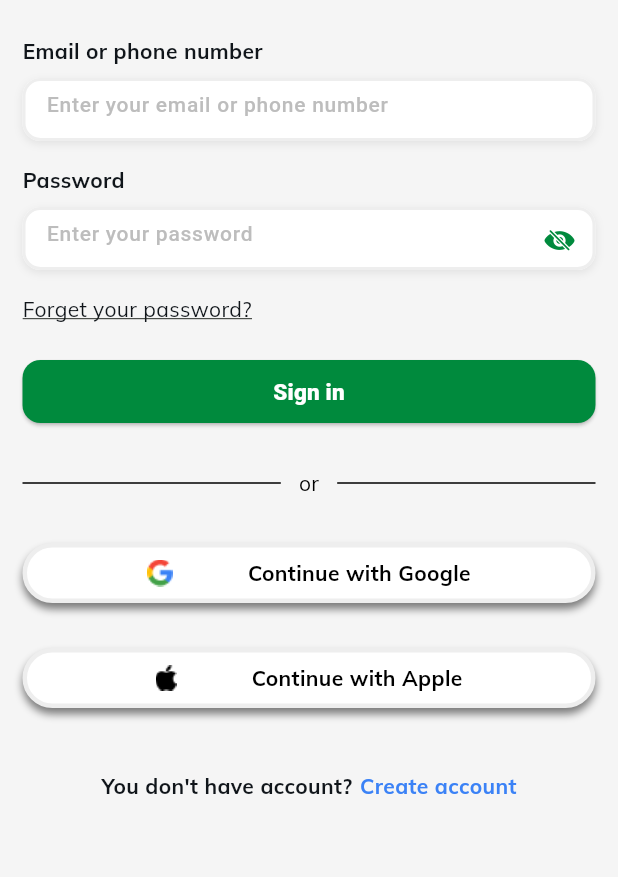
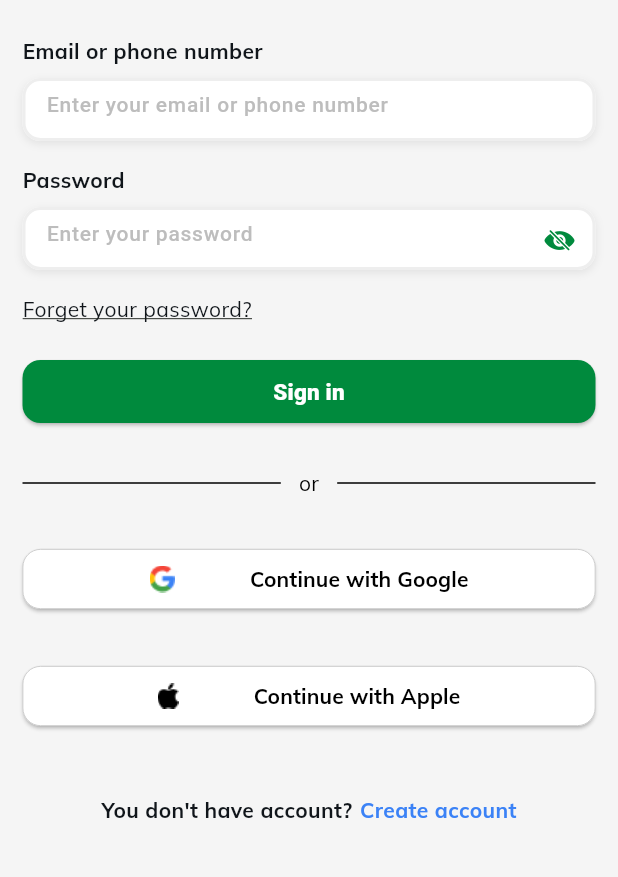
Before and after one commit to Mostafaghozy/kickly, a Flutter app: the LoginView screen opened directly, on a phone screen of 412 x 824 dp, the part 285-1162 px from its top. Run offline on Flutter 3.47's test engine with Material 3 defaults, Android fonts, the phone set to English and light mode, and no system bars; our stand-ins replace device_preview, dropdown_button2, gap; Roboto replaces fonts that are missing (Mulish-ExtraBold.ttf, Mulish-SemiBold.ttf).

Commit message:
update login UI layout

```diff
--- a/lib/features/auth/widgets/google_sign_in_button.dart
+++ b/lib/features/auth/widgets/google_sign_in_button.dart
@@ -19,28 +19,14 @@
   Widget build(BuildContext context) {
     final isLight = Theme.of(context).brightness == Brightness.light;
 
-    return GestureDetector(
-      onTap: onPressed,
-      child: Container(
-        width: double.infinity,
-        height: 40,
-        decoration: BoxDecoration(
-          color: isLight ? Colors.white : Colors.grey.shade900,
-          borderRadius: BorderRadius.circular(20),
-          border: Border.all(
-            color: Colors.grey.shade200,
-            width: isLight ? 3 : 1,
+    return ElevatedButton(
+      onPressed: onPressed,
+      style: ElevatedButton.styleFrom(
+        backgroundColor: isLight ? Colors.white : Colors.grey.shade900,
+        shape: RoundedRectangleBorder(
+          borderRadius: BorderRadius.circular(12),
+          side: BorderSide(color: Colors.grey.shade400, width: 0.5),
         ),
-          boxShadow: [
-            BoxShadow(
-              color: isLight
-                  ? Colors.transparent.withOpacity(0.50)
-                  : Colors.transparent.withOpacity(0.80),
-              blurRadius: 4,
-              spreadRadius: 0,
-              offset: const Offset(0, 4),
-            ),
-          ],
       ),
       child: Row(
         mainAxisAlignment: MainAxisAlignment.center,
@@ -55,7 +41,6 @@
           ),
         ],
       ),
-      ),
     );
   }
 }
--- a/lib/main.dart
+++ b/lib/main.dart
@@ -10,11 +10,11 @@
 
 void main() {
   runApp(
-    // DevicePreview(
-    //   enabled: !kReleaseMode,
-    //   builder: (context) => MyApp(), // Wrap your app
-    // ),
-    const MyApp(),
+    DevicePreview(
+      enabled: !kReleaseMode,
+      builder: (context) => MyApp(), // Wrap your app
+    ),
+    // const MyApp(),
   );
 }
 
@@ -27,7 +27,7 @@
       theme: AppTheme.light,
       darkTheme: AppTheme.dark,
       themeMode: ThemeMode.system,
-      home: const Root(),
+      home: const LoginView(),
     );
   }
 }
```
Lines whose indentation alone changed are shown as unchanged.
